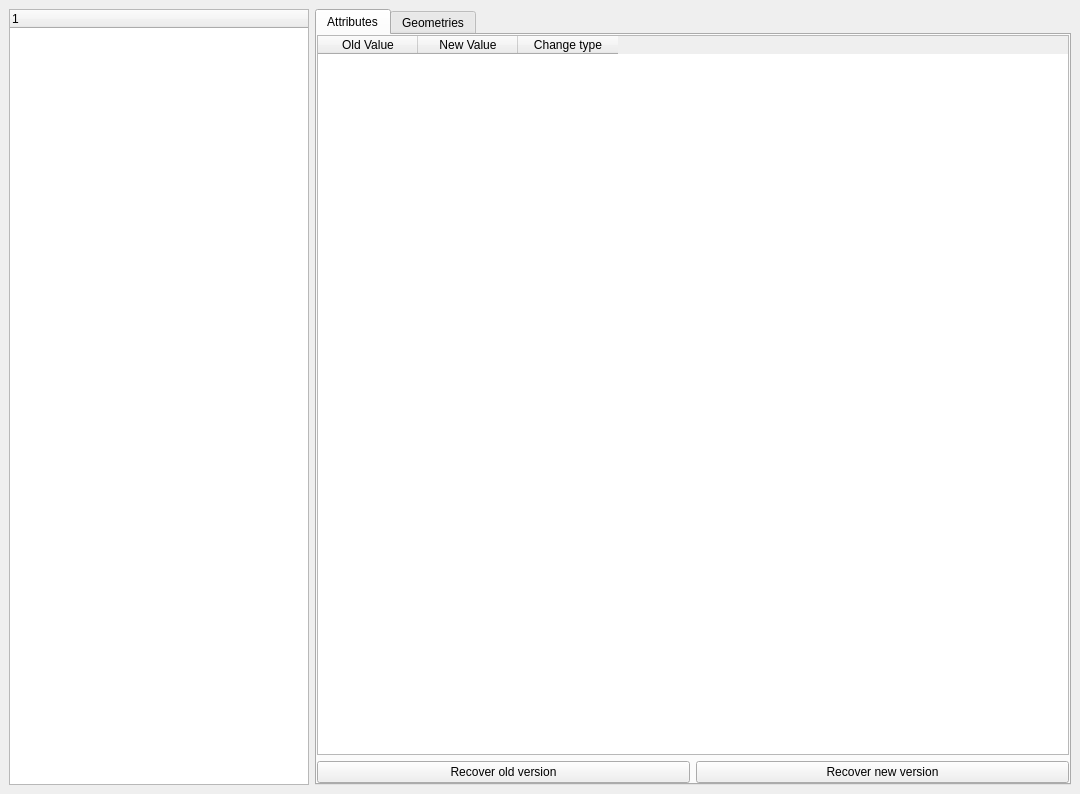
First picture: the form in kart/gui/diffviewerwidget.ui, repository koordinates/kart-qgis-plugin, before the edit.
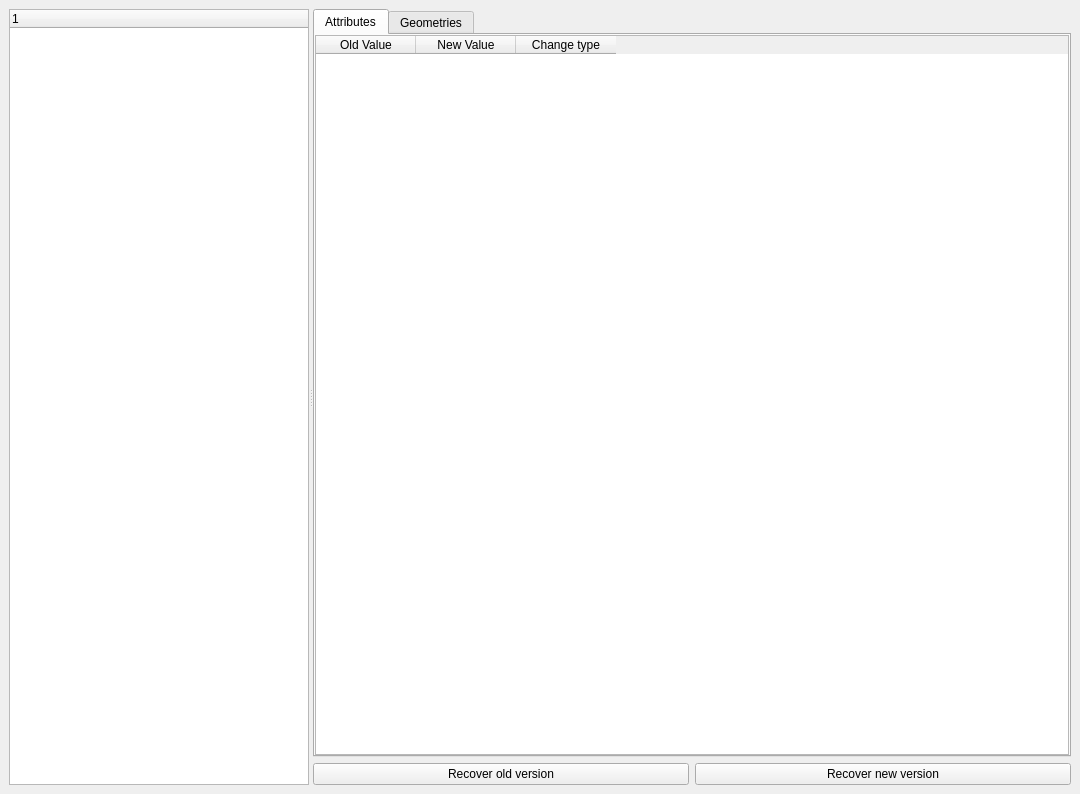
Second picture: the form after the edit.

Commit message: correctly hide buttons when no feature is selected in diff viewer

```diff
--- a/kart/gui/diffviewerwidget.ui
+++ b/kart/gui/diffviewerwidget.ui
@@ -28,8 +28,12 @@
    </property>
    <item>
     <widget class="QWidget" name="widget_2" native="true">
-     <layout class="QHBoxLayout" name="horizontalLayout_2">
+     <layout class="QVBoxLayout" name="verticalLayout_5">
       <item>
+       <widget class="QSplitter" name="splitter">
+        <property name="orientation">
+         <enum>Qt::Horizontal</enum>
+        </property>
        <widget class="QTreeWidget" name="featuresTree">
         <property name="minimumSize">
          <size>
@@ -49,8 +53,7 @@
          </property>
         </column>
        </widget>
-      </item>
-      <item>
+        <widget class="QWidget" name="">
        <layout class="QVBoxLayout" name="verticalLayout_3">
         <item>
          <widget class="QTabWidget" name="tabWidget">
@@ -99,24 +102,6 @@
               </column>
              </widget>
             </item>
-            <item>
-             <layout class="QHBoxLayout" name="horizontalLayout">
-              <item>
-               <widget class="QPushButton" name="btnRecoverOldVersion">
-                <property name="text">
-                 <string>Recover old version</string>
-                </property>
-               </widget>
-              </item>
-              <item>
-               <widget class="QPushButton" name="btnRecoverNewVersion">
-                <property name="text">
-                 <string>Recover new version</string>
-                </property>
-               </widget>
-              </item>
-             </layout>
-            </item>
            </layout>
           </widget>
           <widget class="QWidget" name="tabGeometries">
@@ -278,7 +263,27 @@
           </widget>
          </widget>
         </item>
-       </layout>
+          <item>
+           <layout class="QHBoxLayout" name="horizontalLayout">
+            <item>
+             <widget class="QPushButton" name="btnRecoverOldVersion">
+              <property name="text">
+               <string>Recover old version</string>
+              </property>
+             </widget>
+            </item>
+            <item>
+             <widget class="QPushButton" name="btnRecoverNewVersion">
+              <property name="text">
+               <string>Recover new version</string>
+              </property>
+             </widget>
+            </item>
+           </layout>
+          </item>
+         </layout>
+        </widget>
+       </widget>
       </item>
      </layout>
     </widget>
```
Lines whose indentation alone changed are shown as unchanged. The commit also changes 1 other file.
